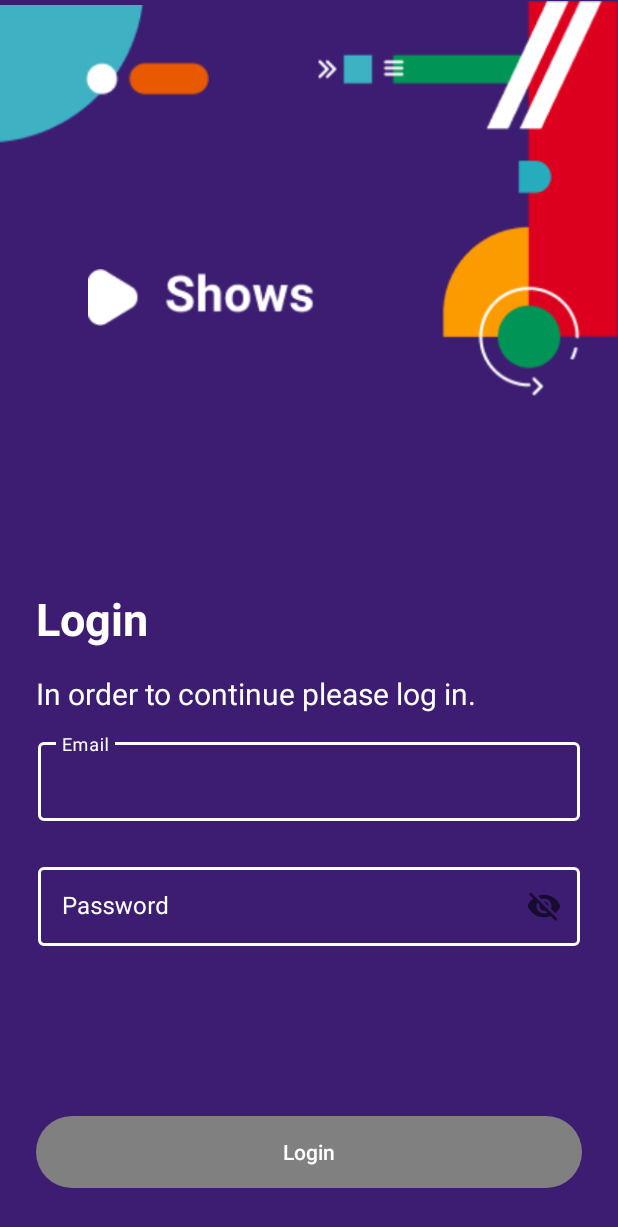
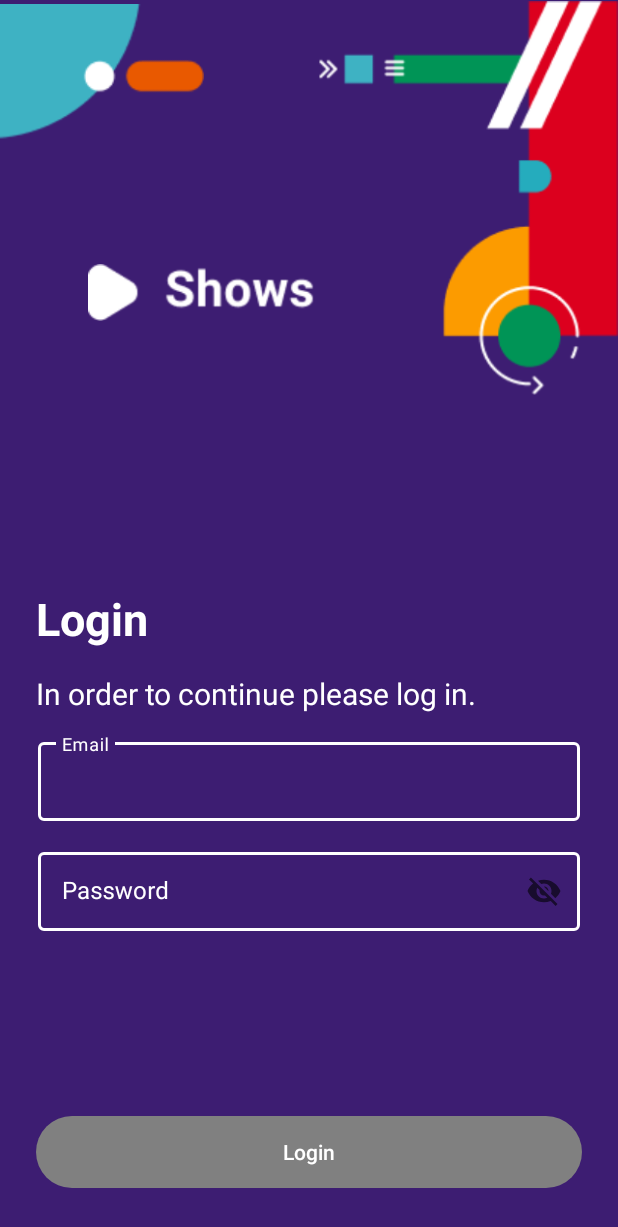
Before and after one commit to KolegaKolega/isa-shows-app-KolegaKolega, an Android app: the screen it shows after launch (LoginActivity), after a tap on an icon or button, on a phone screen of 412 x 824 dp. Shown: the top 1227 px of the screen. Run offline under Robolectric (Android 15) with nearby library versions, the phone set to English and light mode, and no system bars.

```diff
--- a/app/src/main/java/com/example/shows_kolegakolega/LoginActivity.kt
+++ b/app/src/main/java/com/example/shows_kolegakolega/LoginActivity.kt
@@ -4,19 +4,22 @@ import android.os.Bundle
 import android.text.Editable
 import android.text.TextWatcher
 import android.util.Log
+import android.util.Patterns
 import android.view.Window
 import android.widget.Button
 import android.widget.EditText
 import androidx.appcompat.app.AppCompatActivity
+import androidx.core.widget.addTextChangedListener
 import com.example.shows_kolegakolega.databinding.ActivityLoginBinding
+import java.util.regex.Pattern
 
 class LoginActivity : AppCompatActivity() {
 
+    companion object {
+        private const val PASSWORD_MIN_LENGTH = 5
+    }
+
     private lateinit var binding : ActivityLoginBinding
-
-    private var emailEditText : EditText? = null
-    private var passwordEditText : EditText? = null
-    private var loginButton : Button? = null
 
     override fun onCreate(savedInstanceState: Bundle?) {
         super.onCreate(savedInstanceState)
@@ -27,20 +30,16 @@ class LoginActivity : AppCompatActivity() {
 
         setContentView(binding.root)
 
-        emailEditText = binding.email.editText
-        passwordEditText = binding.password.editText
-        loginButton = binding.loginbtn
-
         initCheckEmailPassword()
         initLoginButton()
 
     }
 
     private fun initLoginButton() {
-        loginButton?.setOnClickListener {
+        binding.loginbtn.setOnClickListener {
             binding.email.error = null
 
-            val email = emailEditText?.text.toString()
+            val email = binding.email.editText?.text.toString()
             Log.println(Log.DEBUG,"", email)
             if(validateEmail(email)) {
                 val intent = ShowsActivity.buildIntent(this)
@@ -53,28 +52,41 @@ class LoginActivity : AppCompatActivity() {
     }
 
     private fun validateEmail(email: String): Boolean {
-        return email.contains("^\\S+@\\S+\$".toRegex())
+        return email.contains(Patterns.EMAIL_ADDRESS.toRegex())
     }
 
     private fun initCheckEmailPassword(){
-        emailEditText?.addTextChangedListener(textWatcher)
-        passwordEditText?.addTextChangedListener(textWatcher)
-    }
-
-    private val textWatcher = object : TextWatcher {
+        binding.email.editText?.addTextChangedListener(object : TextWatcher {
             override fun beforeTextChanged(s: CharSequence?, start: Int, count: Int, after: Int) {
             }
 
             override fun onTextChanged(s: CharSequence?, start: Int, before: Int, count: Int) {
-            val eText : String = emailEditText?.text.toString().trim()
-            val pText : String = passwordEditText?.text.toString().trim()
+                val emailInput : String = binding.email.editText?.text.toString().trim()
+                val passwordInput : String = binding.password.editText?.text.toString().trim()
 
-            loginButton?.isEnabled = eText.isNotEmpty() && pText.length > 5
+                binding.loginbtn.isEnabled = emailInput.isNotEmpty() && passwordInput.length > PASSWORD_MIN_LENGTH
             }
 
             override fun afterTextChanged(s: Editable?) {
             }
 
+        })
+
+        binding.password.editText?.addTextChangedListener(object : TextWatcher {
+            override fun beforeTextChanged(s: CharSequence?, start: Int, count: Int, after: Int) {
+            }
+
+            override fun onTextChanged(s: CharSequence?, start: Int, before: Int, count: Int) {
+                val emailInput : String = binding.email.editText?.text.toString().trim()
+                val passwordInput : String = binding.password.editText?.text.toString().trim()
+
+                binding.loginbtn.isEnabled = emailInput.isNotEmpty() && passwordInput.length > PASSWORD_MIN_LENGTH
+            }
+
+            override fun afterTextChanged(s: Editable?) {
+            }
+
+        })
+    }
 
 }
-}
--- a/app/src/main/res/drawable/rounded.xml
+++ b/app/src/main/res/drawable/rounded.xml
@@ -3,8 +3,5 @@
     android:shape="rectangle">
     <solid android:color="@color/selector_button" />
 
-    <corners android:bottomRightRadius="25dp"
-        android:bottomLeftRadius="25dp"
-        android:topRightRadius="25dp"
-        android:topLeftRadius="25dp"/>
+    <corners android:radius="25dp"/>
 </shape>
--- a/app/src/main/res/layout/activity_login.xml
+++ b/app/src/main/res/layout/activity_login.xml
@@ -8,16 +8,16 @@
 
     <ImageView
         android:id="@+id/top_left"
-        android:layout_width="139.56dp"
-        android:layout_height="99.3dp"
+        android:layout_width="136dp"
+        android:layout_height="96dp"
         android:src="@drawable/top_left_illustration"
         app:layout_constraintStart_toStartOf="parent"
         app:layout_constraintTop_toTopOf="parent" />
 
     <ImageView
         android:id="@+id/top_right"
-        android:layout_width="200.6dp"
-        android:layout_height="264.93dp"
+        android:layout_width="200dp"
+        android:layout_height="264dp"
         android:layout_marginEnd="0dp"
         android:src="@drawable/top_right_illustration"
         app:layout_constraintEnd_toEndOf="parent"
@@ -67,61 +67,58 @@
 
     <com.google.android.material.textfield.TextInputLayout
         android:id="@+id/email"
+        style="@style/Widget.MaterialComponents.TextInputLayout.OutlinedBox"
         android:layout_width="0dp"
         android:layout_height="wrap_content"
-        android:hint="Email"
         app:layout_constraintTop_toBottomOf="@id/order"
         app:layout_constraintStart_toStartOf="parent"
         app:layout_constraintEnd_toEndOf="parent"
+        android:layout_marginStart="25dp"
+        android:layout_marginEnd="25dp"
+        app:boxStrokeColor="@color/selector_email_and_pass"
+        app:boxStrokeWidth="2dp"
         android:textColor="@color/white"
         android:textColorHint="@color/white"
+        android:hint="Email"
         app:hintTextColor="@color/white"
-        style="@style/Widget.MaterialComponents.TextInputLayout.OutlinedBox"
-        app:boxStrokeColor="@color/selector_email_and_pass"
-        app:boxStrokeWidth="2dp"
-        android:layout_marginStart="25dp"
-        android:layout_marginEnd="25dp"
         >
 
-    <EditText
+    <com.google.android.material.textfield.TextInputEditText
+        android:textColor="@color/white"
         android:layout_width="match_parent"
         android:layout_height="wrap_content"
         android:paddingTop="13dp"
         android:paddingBottom="10dp"
         android:padding="15dp"
-        android:textColor="@color/white"
-        android:textColorHint="@color/white"
         />
 
     </com.google.android.material.textfield.TextInputLayout>
 
     <com.google.android.material.textfield.TextInputLayout
-
+        style="@style/Widget.MaterialComponents.TextInputLayout.OutlinedBox"
         android:id="@+id/password"
         android:layout_width="0dp"
         android:layout_height="wrap_content"
-        android:layout_marginTop="25dp"
+        android:layout_marginTop="15dp"
         android:layout_marginStart="25dp"
         android:layout_marginEnd="25dp"
-        android:hint="Password"
-        android:textColor="@color/white"
-        android:textColorHint="@color/white"
         app:layout_constraintStart_toStartOf="parent"
         app:layout_constraintEnd_toEndOf="parent"
         app:layout_constraintTop_toBottomOf="@id/email"
+        app:boxStrokeColor="@color/selector_email_and_pass"
+        app:boxStrokeWidth="2dp"
+        android:textColor="@color/white"
+        android:textColorHint="@color/white"
         app:hintTextColor="@color/white"
         app:endIconMode="password_toggle"
-        style="@style/Widget.MaterialComponents.TextInputLayout.OutlinedBox"
-        app:boxStrokeColor="@color/selector_email_and_pass"
-        app:boxStrokeWidth="2dp"
+        android:hint="Password"
         >
 
-    <EditText
+    <com.google.android.material.textfield.TextInputEditText
+        android:textColor="@color/white"
         android:layout_width="match_parent"
         android:layout_height="wrap_content"
         android:padding="15dp"
-        android:textColor="@color/white"
-        android:textColorHint="@color/white"
         android:inputType="textPassword"
         />
 </com.google.android.material.textfield.TextInputLayout>
```
Lines whose indentation alone changed are shown as unchanged.
